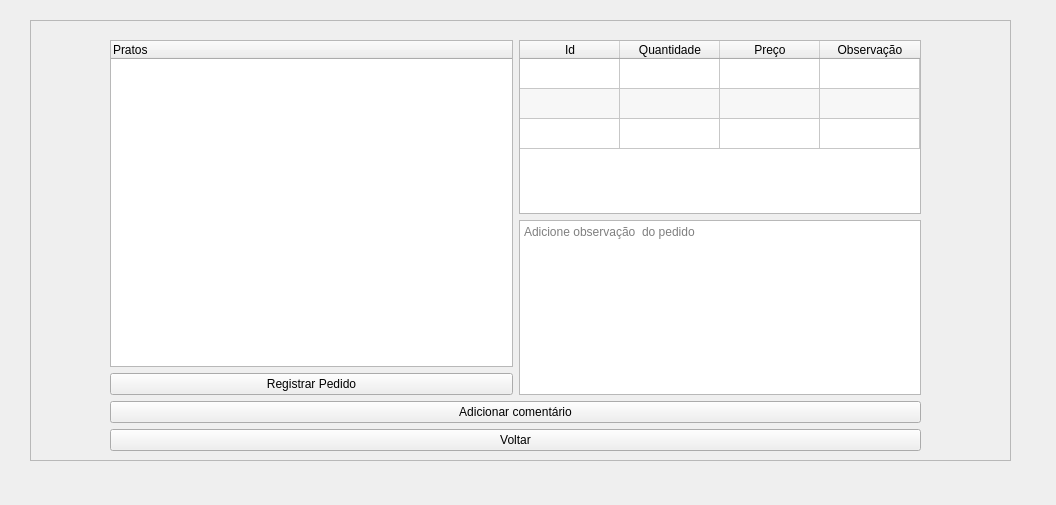
The window that qtQuickOrder/QuickOrder/productlistmenu.ui (henriqueramalho1/QuickOrder) describes before a commit, drawn with Qt 5.
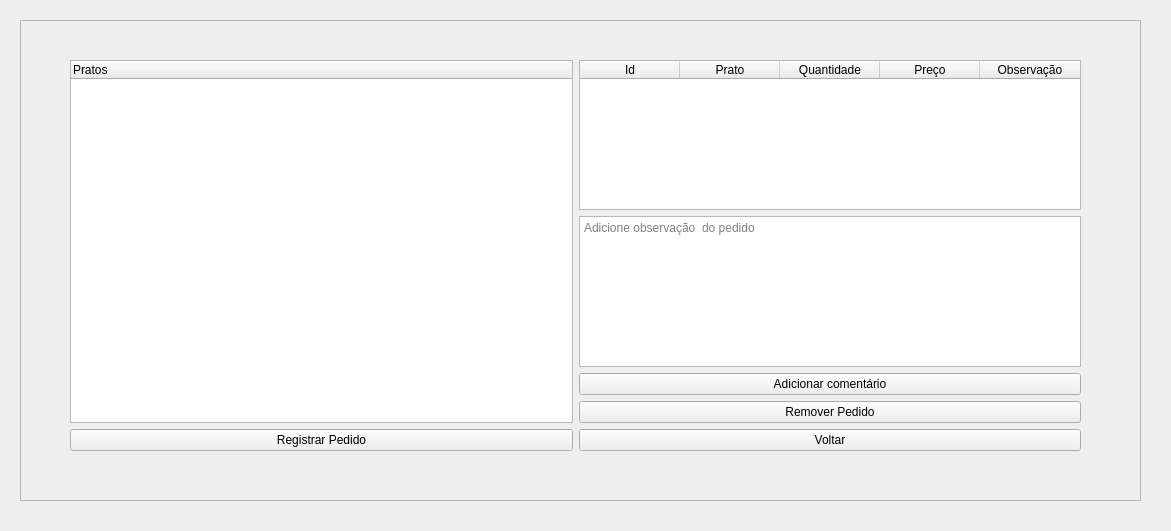
The same window after the commit.

Patch:
```diff
--- a/qtQuickOrder/QuickOrder/productlistmenu.ui
+++ b/qtQuickOrder/QuickOrder/productlistmenu.ui
@@ -6,8 +6,8 @@
    <rect>
     <x>0</x>
     <y>0</y>
-    <width>1056</width>
-    <height>505</height>
+    <width>1171</width>
+    <height>531</height>
    </rect>
   </property>
   <property name="windowTitle">
@@ -22,10 +22,10 @@
   <widget class="QFrame" name="frame">
    <property name="geometry">
     <rect>
-     <x>30</x>
+     <x>20</x>
      <y>20</y>
-     <width>981</width>
-     <height>441</height>
+     <width>1121</width>
+     <height>481</height>
     </rect>
    </property>
    <property name="frameShape">
@@ -34,20 +34,18 @@
    <property name="frameShadow">
     <enum>QFrame::Raised</enum>
    </property>
-   <widget class="QWidget" name="">
+   <widget class="QWidget" name="layoutWidget">
     <property name="geometry">
      <rect>
-      <x>80</x>
-      <y>20</y>
-      <width>811</width>
-      <height>411</height>
+      <x>50</x>
+      <y>40</y>
+      <width>1011</width>
+      <height>391</height>
      </rect>
     </property>
-    <layout class="QVBoxLayout" name="verticalLayout_4">
-     <item>
       <layout class="QHBoxLayout" name="horizontalLayout">
        <item>
-        <layout class="QVBoxLayout" name="verticalLayout">
+      <layout class="QVBoxLayout" name="verticalLayout_4">
          <item>
           <widget class="QTreeWidget" name="productWidget">
            <column>
@@ -69,6 +67,8 @@
        <item>
         <layout class="QVBoxLayout" name="verticalLayout_2">
          <item>
+        <layout class="QVBoxLayout" name="verticalLayout">
+         <item>
           <widget class="QTableWidget" name="orderWidget">
            <property name="inputMethodHints">
             <set>Qt::ImhNone</set>
@@ -95,7 +95,7 @@
             <bool>true</bool>
            </property>
            <property name="rowCount">
-            <number>3</number>
+            <number>0</number>
            </property>
            <attribute name="horizontalHeaderVisible">
             <bool>true</bool>
@@ -106,18 +106,16 @@
            <attribute name="verticalHeaderCascadingSectionResizes">
             <bool>false</bool>
            </attribute>
-           <row>
-            <property name="text">
-             <string>Pizza</string>
-            </property>
-           </row>
-           <row/>
-           <row/>
            <column>
             <property name="text">
              <string>Id</string>
             </property>
            </column>
+           <column>
+            <property name="text">
+             <string>Prato</string>
+            </property>
+           </column>
            <column>
             <property name="text">
              <string>Quantidade</string>
@@ -144,8 +142,6 @@
          </item>
         </layout>
        </item>
-      </layout>
-     </item>
      <item>
       <layout class="QVBoxLayout" name="verticalLayout_3">
        <item>
@@ -155,12 +151,21 @@
          </property>
         </widget>
        </item>
+         <item>
+          <widget class="QPushButton" name="pushButton">
+           <property name="text">
+            <string>Remover Pedido</string>
+           </property>
+          </widget>
+         </item>
        <item>
         <widget class="QPushButton" name="backPushButton">
          <property name="text">
           <string>Voltar</string>
          </property>
         </widget>
+         </item>
+        </layout>
        </item>
       </layout>
      </item>
```
Lines whose indentation alone changed are shown as unchanged.
